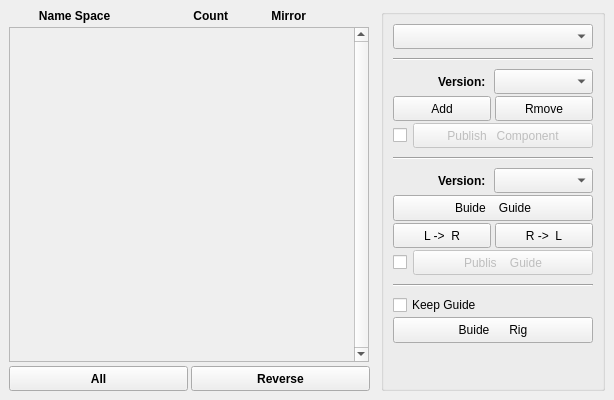
Before: the Qt Designer form Plugcmds/addTwistJoints/AddTwistJoints.ui in zclongpop123/RiggingTeamTools, drawn with Qt 5.
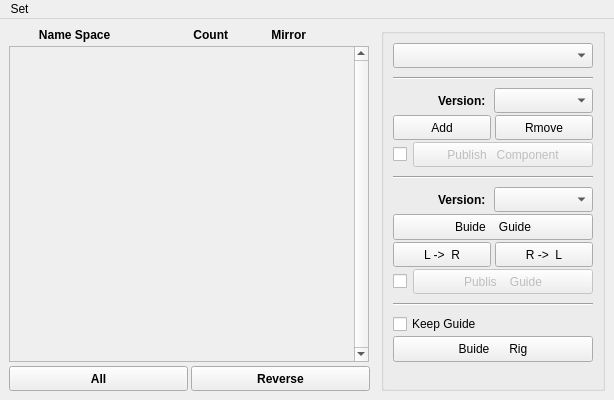
After: the same form once the commit is applied.

Commit message: add set asset path ...

Patch:
```diff
--- a/Plugcmds/addTwistJoints/AddTwistJoints.ui
+++ b/Plugcmds/addTwistJoints/AddTwistJoints.ui
@@ -97,7 +97,7 @@
             <x>0</x>
             <y>0</y>
             <width>341</width>
-            <height>331</height>
+            <height>310</height>
            </rect>
           </property>
           <layout class="QVBoxLayout" name="ComponentContainerLayout">
@@ -524,6 +524,23 @@
     </item>
    </layout>
   </widget>
+  <widget class="QMenuBar" name="menuBar">
+   <property name="geometry">
+    <rect>
+     <x>0</x>
+     <y>0</y>
+     <width>614</width>
+     <height>21</height>
+    </rect>
+   </property>
+   <widget class="QMenu" name="menuSet">
+    <property name="title">
+     <string>Set</string>
+    </property>
+    <addaction name="actionSetAssetPath"/>
+   </widget>
+   <addaction name="menuSet"/>
+  </widget>
   <action name="actionAddComponent">
    <property name="text">
     <string>addComponent</string>
```
Left out of the diff: 5 changed lines with no effect on the pictures. The commit also changes 2 other files.
